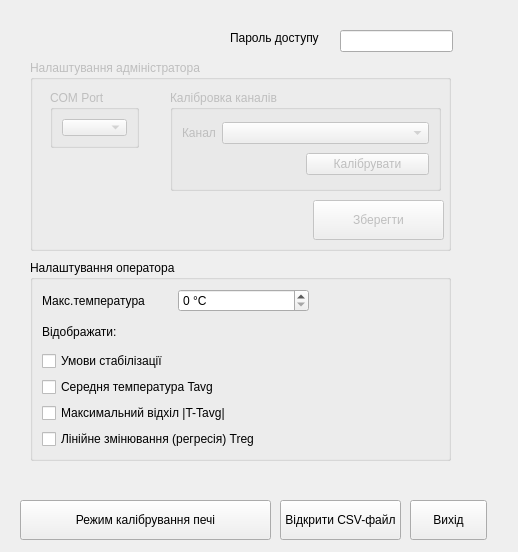
Old version of the form dialogconfig.ui in the repository k1981ua/GemobudPich.
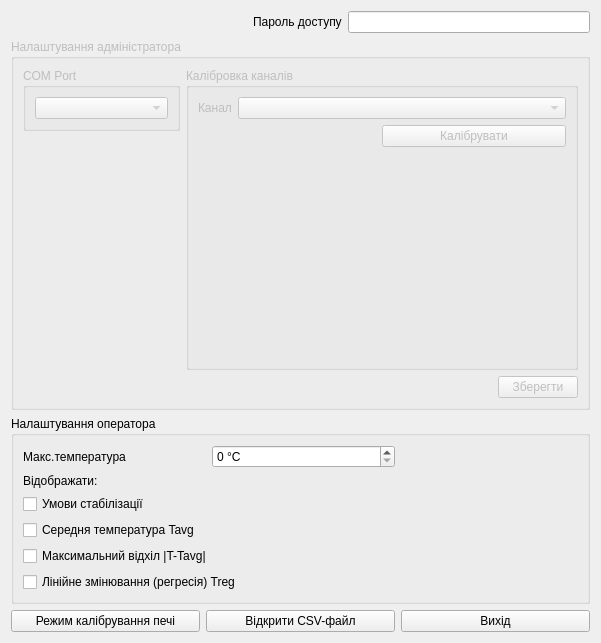
New version of the form. Icons and pictures are not drawn.

Commit message: layout dialogConfig form

Diff of the .ui file:
```diff
--- a/dialogconfig.ui
+++ b/dialogconfig.ui
@@ -6,60 +6,63 @@
    <rect>
     <x>0</x>
     <y>0</y>
-    <width>518</width>
-    <height>552</height>
+    <width>601</width>
+    <height>643</height>
    </rect>
   </property>
   <property name="windowTitle">
    <string>Dialog</string>
   </property>
+  <layout class="QVBoxLayout" name="verticalLayout_6">
+   <item>
+    <layout class="QHBoxLayout" name="horizontalLayout_6">
+     <item>
+      <spacer name="horizontalSpacer_4">
+       <property name="orientation">
+        <enum>Qt::Horizontal</enum>
+       </property>
+       <property name="sizeHint" stdset="0">
+        <size>
+         <width>40</width>
+         <height>20</height>
+        </size>
+       </property>
+      </spacer>
+     </item>
+     <item>
+      <widget class="QLabel" name="label_3">
+       <property name="text">
+        <string>Пароль доступу</string>
+       </property>
+      </widget>
+     </item>
+     <item>
+      <widget class="QLineEdit" name="lineEditAdminPass">
+       <property name="enabled">
+        <bool>true</bool>
+       </property>
+       <property name="echoMode">
+        <enum>QLineEdit::Password</enum>
+       </property>
+      </widget>
+     </item>
+    </layout>
+   </item>
+   <item>
   <widget class="QGroupBox" name="groupBoxAdminSettings">
    <property name="enabled">
     <bool>false</bool>
    </property>
-   <property name="geometry">
-    <rect>
-     <x>30</x>
-     <y>60</y>
-     <width>421</width>
-     <height>191</height>
-    </rect>
-   </property>
    <property name="title">
     <string>Налаштування адміністратора</string>
    </property>
-   <widget class="QPushButton" name="buttonSaveConfig">
-    <property name="geometry">
-     <rect>
-      <x>283</x>
-      <y>140</y>
-      <width>131</width>
-      <height>40</height>
-     </rect>
-    </property>
-    <property name="text">
-     <string>Зберегти</string>
-    </property>
-    <property name="icon">
-     <iconset resource="res.qrc">
-      <normaloff>:/icons/Save.ico</normaloff>:/icons/Save.ico</iconset>
-    </property>
-    <property name="iconSize">
-     <size>
-      <width>32</width>
-      <height>32</height>
-     </size>
-    </property>
-   </widget>
+     <layout class="QVBoxLayout" name="verticalLayout_4">
+      <item>
+       <layout class="QHBoxLayout" name="horizontalLayout_4" stretch="2,5">
+        <item>
+         <layout class="QVBoxLayout" name="verticalLayout_3">
+          <item>
    <widget class="QGroupBox" name="groupBoxComPort">
-    <property name="geometry">
-     <rect>
-      <x>20</x>
-      <y>30</y>
-      <width>89</width>
-      <height>58</height>
-     </rect>
-    </property>
     <property name="title">
      <string>COM Port</string>
     </property>
@@ -69,15 +72,24 @@
      </item>
     </layout>
    </widget>
+          </item>
+          <item>
+           <spacer name="verticalSpacer">
+            <property name="orientation">
+             <enum>Qt::Vertical</enum>
+            </property>
+            <property name="sizeHint" stdset="0">
+             <size>
+              <width>20</width>
+              <height>40</height>
+             </size>
+            </property>
+           </spacer>
+          </item>
+         </layout>
+        </item>
+        <item>
    <widget class="QGroupBox" name="groupBoxCalibr">
-    <property name="geometry">
-     <rect>
-      <x>140</x>
-      <y>30</y>
-      <width>271</width>
-      <height>101</height>
-     </rect>
-    </property>
     <property name="title">
      <string>Калібровка каналів</string>
     </property>
@@ -120,43 +132,43 @@
        </item>
       </layout>
      </item>
-    </layout>
-   </widget>
-  </widget>
-  <widget class="QPushButton" name="buttonCancelConfig">
-   <property name="geometry">
-    <rect>
-     <x>410</x>
-     <y>500</y>
-     <width>77</width>
-     <height>40</height>
-    </rect>
-   </property>
-   <property name="text">
-    <string>Вихід</string>
-   </property>
-   <property name="icon">
-    <iconset resource="res.qrc">
-     <normaloff>:/icons/exit.ico</normaloff>:/icons/exit.ico</iconset>
-   </property>
-   <property name="iconSize">
+           <item>
+            <spacer name="verticalSpacer_2">
+             <property name="orientation">
+              <enum>Qt::Vertical</enum>
+             </property>
+             <property name="sizeHint" stdset="0">
     <size>
-     <width>32</width>
-     <height>32</height>
-    </size>
-   </property>
-  </widget>
-  <widget class="QPushButton" name="buttonOpenCsvFile">
-   <property name="geometry">
-    <rect>
-     <x>280</x>
-     <y>500</y>
-     <width>121</width>
-     <height>40</height>
-    </rect>
-   </property>
+               <width>20</width>
+               <height>40</height>
+              </size>
+             </property>
+            </spacer>
+           </item>
+          </layout>
+         </widget>
+        </item>
+       </layout>
+      </item>
+      <item>
+       <layout class="QHBoxLayout" name="horizontalLayout_5">
+        <item>
+         <spacer name="horizontalSpacer_3">
+          <property name="orientation">
+           <enum>Qt::Horizontal</enum>
+          </property>
+          <property name="sizeHint" stdset="0">
+           <size>
+            <width>40</width>
+            <height>20</height>
+           </size>
+          </property>
+         </spacer>
+        </item>
+        <item>
+         <widget class="QPushButton" name="buttonSaveConfig">
    <property name="text">
-    <string>Відкрити CSV-файл</string>
+           <string>Зберегти</string>
    </property>
    <property name="icon">
     <iconset resource="res.qrc">
@@ -169,15 +181,14 @@
     </size>
    </property>
   </widget>
+        </item>
+       </layout>
+      </item>
+     </layout>
+    </widget>
+   </item>
+   <item>
   <widget class="QGroupBox" name="groupBox_2">
-   <property name="geometry">
-    <rect>
-     <x>30</x>
-     <y>260</y>
-     <width>421</width>
-     <height>201</height>
-    </rect>
-   </property>
    <property name="title">
     <string>Налаштування оператора</string>
    </property>
@@ -253,15 +264,11 @@
     </item>
    </layout>
   </widget>
+   </item>
+   <item>
+    <layout class="QHBoxLayout" name="horizontalLayout_7">
+     <item>
   <widget class="QPushButton" name="buttonCalibrMode">
-   <property name="geometry">
-    <rect>
-     <x>20</x>
-     <y>500</y>
-     <width>251</width>
-     <height>40</height>
-    </rect>
-   </property>
    <property name="text">
     <string>Режим калібрування печі</string>
    </property>
@@ -279,35 +286,44 @@
     <bool>true</bool>
    </property>
   </widget>
-  <widget class="QLineEdit" name="lineEditAdminPass">
-   <property name="enabled">
-    <bool>true</bool>
-   </property>
-   <property name="geometry">
-    <rect>
-     <x>340</x>
-     <y>30</y>
-     <width>113</width>
-     <height>22</height>
-    </rect>
-   </property>
-   <property name="echoMode">
-    <enum>QLineEdit::Password</enum>
-   </property>
-  </widget>
-  <widget class="QLabel" name="label_3">
-   <property name="geometry">
-    <rect>
-     <x>230</x>
-     <y>30</y>
-     <width>101</width>
-     <height>16</height>
-    </rect>
-   </property>
+     </item>
+     <item>
+      <widget class="QPushButton" name="buttonOpenCsvFile">
+       <property name="text">
+        <string>Відкрити CSV-файл</string>
+       </property>
+       <property name="icon">
+        <iconset resource="res.qrc">
+         <normaloff>:/icons/icon_csv.ico</normaloff>:/icons/icon_csv.ico</iconset>
+       </property>
+       <property name="iconSize">
+        <size>
+         <width>32</width>
+         <height>32</height>
+        </size>
+       </property>
+      </widget>
+     </item>
+     <item>
+      <widget class="QPushButton" name="buttonCancelConfig">
    <property name="text">
-    <string>Пароль доступу</string>
-   </property>
-  </widget>
+        <string>Вихід</string>
+       </property>
+       <property name="icon">
+        <iconset resource="res.qrc">
+         <normaloff>:/icons/exit.ico</normaloff>:/icons/exit.ico</iconset>
+       </property>
+       <property name="iconSize">
+        <size>
+         <width>32</width>
+         <height>32</height>
+        </size>
+       </property>
+      </widget>
+     </item>
+    </layout>
+   </item>
+  </layout>
  </widget>
  <resources>
   <include location="res.qrc"/>
```
Left out of the diff: 2 changed lines with no effect on the pictures. Lines whose indentation alone changed are shown as unchanged.
